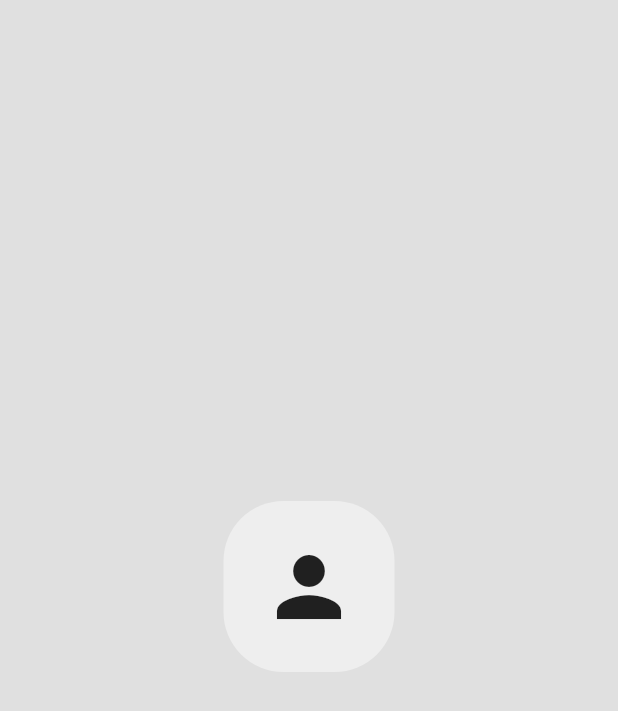
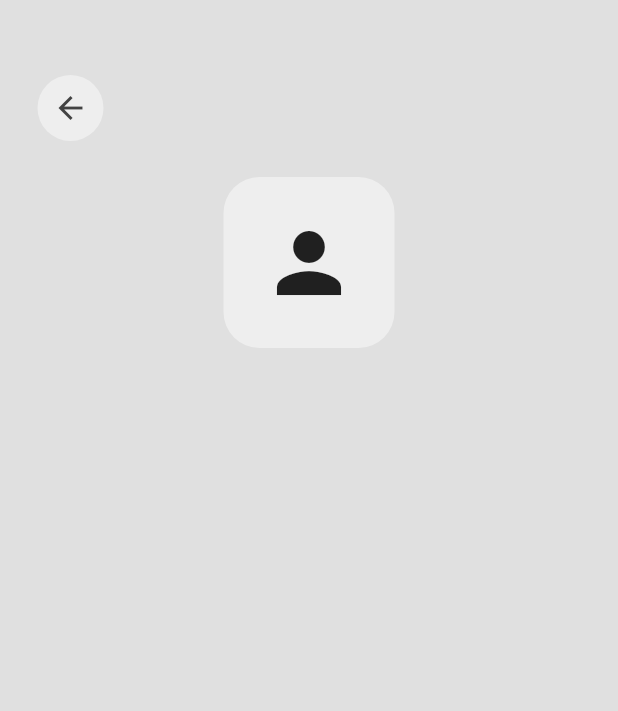
Before and after one commit to iamvikasgiri/quirk_app, a Flutter app: the ProfilePage screen opened by its route, on a phone screen of 412 x 824 dp. Shown: the top 711 px of the screen. Run offline on Flutter 3.47's test engine with Material 3 defaults, Android fonts, the phone set to English and light mode, and no system bars; our stand-ins replace cloud_firestore, firebase_auth, firebase_core; accounts and stored records are empty; network calls fail.

Commit message:
users and profile page completed,Home page work in progress,database done till posing a message

```diff
--- a/lib/auth/auth.dart
+++ b/lib/auth/auth.dart
@@ -14,7 +14,7 @@ class AuthPage extends StatelessWidget {
         builder: (context, snapshot) {
           //user is logged in
           if (snapshot.hasData) {
-            return const HomePage();
+            return HomePage();
           }
 
           // user is NOT logged in
--- /dev/null
+++ b/lib/components/my_back_button.dart
@@ -0,0 +1,23 @@
+import 'package:flutter/material.dart';
+
+class MyBackButton extends StatelessWidget {
+  const MyBackButton({super.key});
+
+  @override
+  Widget build(BuildContext context) {
+    return GestureDetector(
+      onTap: () => Navigator.pop(context),
+      child: Container(
+        decoration: BoxDecoration(
+          color: Theme.of(context).colorScheme.primary,
+          shape: BoxShape.circle,
+        ),
+        padding: const EdgeInsets.all(10),
+        child: Icon(
+          Icons.arrow_back,
+          color: Theme.of(context).colorScheme.inversePrimary,
+        ),
+      ),
+    );
+  }
+}
--- a/lib/main.dart
+++ b/lib/main.dart
@@ -27,7 +27,7 @@ class MyApp extends StatelessWidget {
       darkTheme: darkMode,
       routes: {
         '/login_registe_page': (context) => const LoginOrRegister(),
-        '/home_page': (context) => const HomePage(),
+        '/home_page': (context) => HomePage(),
         '/profile_page': (context) => ProfilePage(),
         '/users_page': (context) => const UsersPage(),
       },
--- a/lib/pages/profile_page.dart
+++ b/lib/pages/profile_page.dart
@@ -1,6 +1,7 @@
 import 'package:cloud_firestore/cloud_firestore.dart';
 import 'package:firebase_auth/firebase_auth.dart';
 import 'package:flutter/material.dart';
+import 'package:quirk_app/components/my_back_button.dart';
 
 class ProfilePage extends StatelessWidget {
   ProfilePage({super.key});
@@ -42,13 +43,26 @@ class ProfilePage extends StatelessWidget {
 
             return Center(
               child: Column(
-                mainAxisAlignment: MainAxisAlignment.center,
                 children: [
+                  // back button
+                  const Padding(
+                    padding: EdgeInsets.only(
+                      top: 50.0,
+                      left: 25,
+                    ),
+                    child: Row(
+                      children: [
+                        MyBackButton(),
+                      ],
+                    ),
+                  ),
+                  const SizedBox(height: 24),
+
                   // profile picture
                   Container(
                     decoration: BoxDecoration(
                       color: Theme.of(context).colorScheme.primary,
-                      borderRadius: BorderRadius.circular(40),
+                      borderRadius: BorderRadius.circular(24),
                     ),
                     padding: const EdgeInsets.all(25),
                     child: const Icon(
@@ -56,11 +70,23 @@ class ProfilePage extends StatelessWidget {
                       size: 64,
                     ),
                   ),
+
+                  const SizedBox(height: 24),
+
                   //username
-                  Text(user!['username']),
+                  Text(
+                    user!['username'],
+                    style: const TextStyle(
+                        fontSize: 24, fontWeight: FontWeight.bold),
+                  ),
+
+                  const SizedBox(height: 8),
 
                   //email
-                  Text(user['email']),
+                  Text(
+                    user['email'],
+                    style: TextStyle(color: Colors.grey[600]),
+                  ),
                 ],
               ),
             );
--- a/lib/theme/light_mode.dart
+++ b/lib/theme/light_mode.dart
@@ -6,7 +6,7 @@ ThemeData lightMode = ThemeData(
     background: Colors.grey.shade300,
     primary: Colors.grey.shade200,
     secondary: Colors.grey.shade400,
-    inversePrimary: Colors.grey.shade500,
+    inversePrimary: Colors.grey.shade800,
   ), // Light Theme
   textTheme: ThemeData.light().textTheme.apply(
         bodyColor: Colors.grey[800],
```
Also changed, not shown: lib/database/firestore.dart (added, +31 -0 lines), lib/pages/home_page.dart (+24 -4 lines), lib/pages/users_page.dart (+23 -6 lines).
